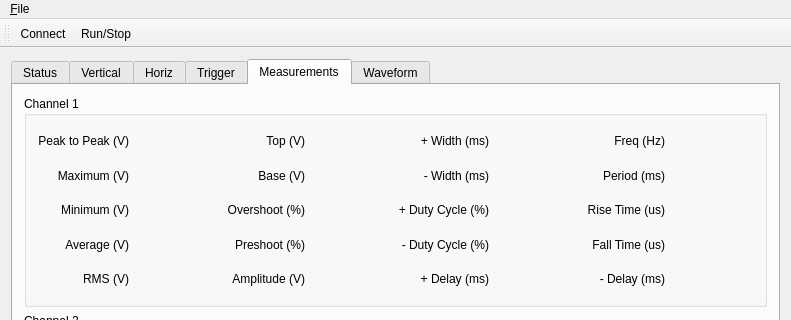
Above: mainwindow.ui from wd5gnr/qrigol before the change; both pictures show x 0 to 791 and y 0 to 320 of the 791 by 787 pixel window. Below: the same form after it.
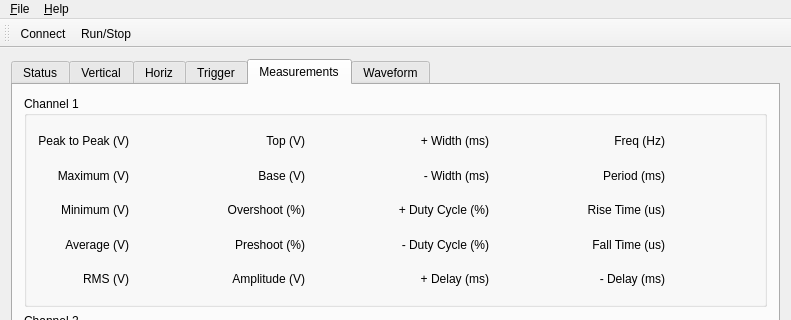
That is the form after the change. Icons and pictures are not drawn.

Commit message: Lots of small changes and a first cut at a help system.

The edit to the form file:
```diff
--- a/mainwindow.ui
+++ b/mainwindow.ui
@@ -3437,7 +3437,15 @@
     <addaction name="action_About"/>
     <addaction name="actionE_xit"/>
    </widget>
+   <widget class="QMenu" name="menu_Help">
+    <property name="title">
+     <string>&amp;Help</string>
+    </property>
+    <addaction name="action_Help"/>
+    <addaction name="action_About"/>
+   </widget>
    <addaction name="menu_File"/>
+   <addaction name="menu_Help"/>
   </widget>
   <widget class="QToolBar" name="mainToolBar">
    <attribute name="toolBarArea">
```
Left out of the diff: 9 changed lines with no effect on the pictures. The commit also changes 18 other files.
